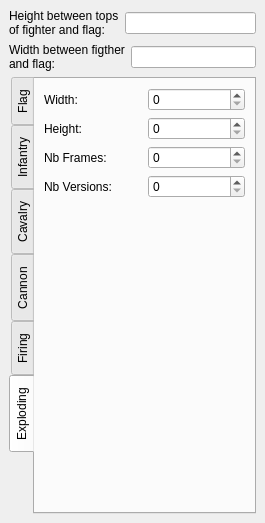
First picture: the form in ksirkskineditor/ksirkspritesdefinition.ui, repository KDE/ksirk, before the edit.
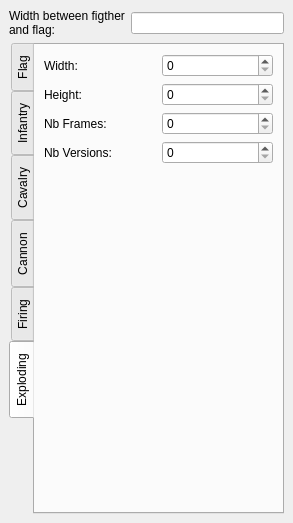
Second picture: the form after the edit. Custom widgets are drawn as their Qt base class.

```diff
--- a/ksirkskineditor/ksirkspritesdefinition.ui
+++ b/ksirkskineditor/ksirkspritesdefinition.ui
@@ -5,7 +5,7 @@
    <rect>
     <x>0</x>
     <y>0</y>
-    <width>265</width>
+    <width>293</width>
     <height>523</height>
    </rect>
   </property>
@@ -14,25 +14,16 @@
   </property>
   <widget class="QWidget" name="dockWidgetContents" >
    <layout class="QVBoxLayout" name="verticalLayout_5" >
-    <item>
-     <layout class="QHBoxLayout" name="horizontalLayout_3" >
-      <item>
-       <widget class="QLabel" name="label_25" >
-        <property name="text" >
-         <string>Height between tops
-of fighter and flag:</string>
-        </property>
-       </widget>
-      </item>
-      <item>
-       <widget class="QLineEdit" name="heightDiffLineEdit" />
-      </item>
-     </layout>
-    </item>
     <item>
      <layout class="QHBoxLayout" name="horizontalLayout_4" >
       <item>
        <widget class="QLabel" name="label_26" >
+        <property name="enabled" >
+         <bool>true</bool>
+        </property>
+        <property name="whatsThis" >
+         <string/>
+        </property>
         <property name="text" >
          <string>Width between figther
 and flag:</string>
@@ -40,7 +31,16 @@
        </widget>
       </item>
       <item>
-       <widget class="QLineEdit" name="widthDiffLineEdit" />
+       <widget class="QLineEdit" name="widthDiffLineEdit" >
+        <property name="toolTip" >
+         <string>Empty space size between fighting cannon and flag</string>
+        </property>
+        <property name="whatsThis" >
+         <string>Empty space size between fighting cannon and flag.
+
+During a battle, firing (end exploding) cannons of each player are placed in both sides of the defender country flag. This parameter is the number of pixels between the flag and each cannon, measured relatively to the map base size as set in the main skin definition panel.</string>
+        </property>
+       </widget>
       </item>
      </layout>
     </item>
```
Left out of the diff: 400 changed lines with no effect on the pictures.
